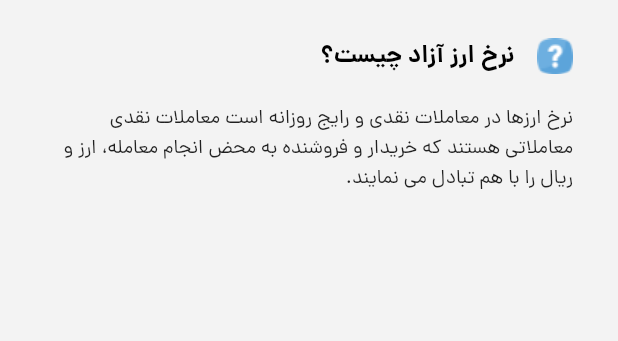
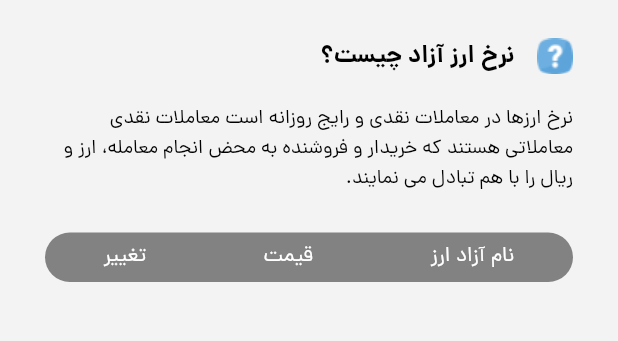
Before and after one commit to aminmk99/online-app-for-currency-and-gold-prices, a Flutter app: the screen it shows after launch, on a phone screen of 412 x 824 dp, the part 84-425 px from its top. Run offline on Flutter 3.47's test engine with Material 2 defaults, Android fonts, the phone set to English and light mode, and no system bars.

Commit message:
Added three headlines in body

```diff
--- a/lib/main.dart
+++ b/lib/main.dart
@@ -25,11 +25,13 @@ class MyApp extends StatelessWidget {
             fontFamily: 'dana',
             fontSize: 13,
             fontWeight: FontWeight.w300,
+            color: Colors.black,
           ),
           headline2: TextStyle(
             fontFamily: 'dana',
             fontSize: 14,
             fontWeight: FontWeight.w300,
+            color: Colors.white,
           ),
         ),
       ),
@@ -106,8 +108,35 @@ myBody(BuildContext context) {
         SizedBox(height: 20),
         Text(
           'نرخ ارزها در معاملات نقدی و رایج روزانه است معاملات نقدی معاملاتی هستند که خریدار و فروشنده به محض انجام معامله، ارز و ریال را با هم تبادل می نمایند.',
-           style: Theme.of(context).textTheme.bodyText1,
-        )
+          style: Theme.of(context).textTheme.bodyText1,
+        ),
+        SizedBox(height: 25),
+        Container(
+          height: 33,
+          decoration: BoxDecoration(
+            borderRadius: BorderRadius.all(
+              Radius.circular(100),
+            ),
+            color: Color.fromARGB(255, 130, 130, 130),
+          ),
+          child: Row(
+            mainAxisAlignment: MainAxisAlignment.spaceAround,
+            children: [
+              Text(
+                'نام آزاد ارز',
+                style: Theme.of(context).textTheme.headline2,
+              ),
+              Text(
+                'قیمت',
+                style: Theme.of(context).textTheme.headline2,
+              ),
+              Text(
+                'تغییر',
+                style: Theme.of(context).textTheme.headline2,
+              ),
+            ],
+          ),
+        ),
       ],
     ),
   );
```
